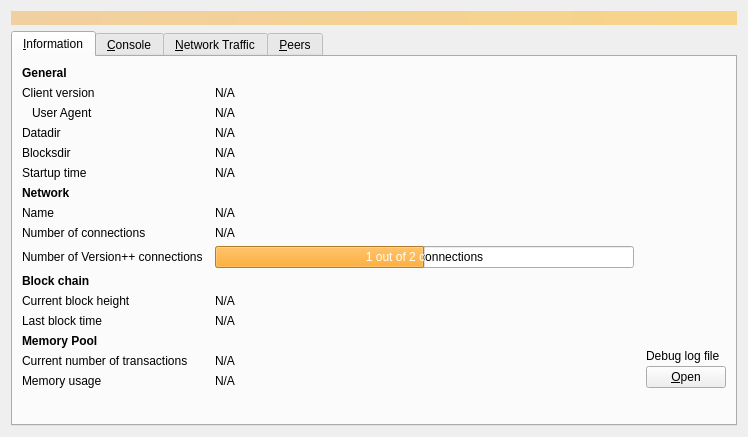
bitcoin-version-plus-plus/bitcoin-version-plus-plus, file src/qt/forms/debugwindow.ui: the form before one commit.
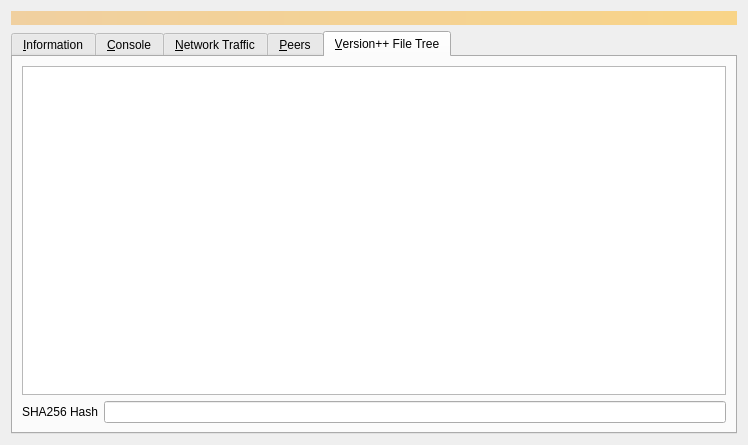
The form after the commit. Icons and pictures are not drawn. Custom widgets are drawn as their Qt base class.

Commit message: Polishing UI, functioning file tab

```diff
--- a/src/qt/forms/debugwindow.ui
+++ b/src/qt/forms/debugwindow.ui
@@ -7,7 +7,7 @@
     <x>0</x>
     <y>0</y>
     <width>744</width>
-    <height>437</height>
+    <height>445</height>
    </rect>
   </property>
   <property name="windowTitle">
@@ -36,7 +36,7 @@
    <item>
     <widget class="QTabWidget" name="tabWidget">
      <property name="currentIndex">
-      <number>0</number>
+      <number>4</number>
      </property>
      <widget class="QWidget" name="tab_info">
       <attribute name="title">
@@ -1772,6 +1772,163 @@
        </item>
       </layout>
      </widget>
+     <widget class="QWidget" name="tab_tree">
+      <attribute name="title">
+       <string>&amp;Version++ File Tree</string>
+      </attribute>
+      <layout class="QVBoxLayout" name="verticalLayout_9">
+       <item>
+        <widget class="QTreeView" name="merkleTreeView">
+         <property name="palette">
+          <palette>
+           <active>
+            <colorrole role="Highlight">
+             <brush brushstyle="SolidPattern">
+              <color alpha="255">
+               <red>252</red>
+               <green>175</green>
+               <blue>62</blue>
+              </color>
+             </brush>
+            </colorrole>
+           </active>
+           <inactive>
+            <colorrole role="Highlight">
+             <brush brushstyle="SolidPattern">
+              <color alpha="255">
+               <red>252</red>
+               <green>175</green>
+               <blue>62</blue>
+              </color>
+             </brush>
+            </colorrole>
+           </inactive>
+           <disabled>
+            <colorrole role="Highlight">
+             <brush brushstyle="SolidPattern">
+              <color alpha="255">
+               <red>145</red>
+               <green>145</green>
+               <blue>145</blue>
+              </color>
+             </brush>
+            </colorrole>
+           </disabled>
+          </palette>
+         </property>
+         <property name="frameShape">
+          <enum>QFrame::StyledPanel</enum>
+         </property>
+         <property name="editTriggers">
+          <set>QAbstractItemView::AllEditTriggers</set>
+         </property>
+        </widget>
+       </item>
+       <item>
+        <layout class="QHBoxLayout" name="horizontalLayout_6">
+         <item>
+          <widget class="QLabel" name="label">
+           <property name="maximumSize">
+            <size>
+             <width>160</width>
+             <height>16777215</height>
+            </size>
+           </property>
+           <property name="text">
+            <string>SHA256 Hash</string>
+           </property>
+          </widget>
+         </item>
+         <item>
+          <widget class="QLineEdit" name="fileSha256HashLabel">
+           <property name="palette">
+            <palette>
+             <active>
+              <colorrole role="Text">
+               <brush brushstyle="SolidPattern">
+                <color alpha="255">
+                 <red>206</red>
+                 <green>92</green>
+                 <blue>0</blue>
+                </color>
+               </brush>
+              </colorrole>
+              <colorrole role="PlaceholderText">
+               <brush brushstyle="SolidPattern">
+                <color alpha="128">
+                 <red>206</red>
+                 <green>92</green>
+                 <blue>0</blue>
+                </color>
+               </brush>
+              </colorrole>
+             </active>
+             <inactive>
+              <colorrole role="Text">
+               <brush brushstyle="SolidPattern">
+                <color alpha="255">
+                 <red>206</red>
+                 <green>92</green>
+                 <blue>0</blue>
+                </color>
+               </brush>
+              </colorrole>
+              <colorrole role="PlaceholderText">
+               <brush brushstyle="SolidPattern">
+                <color alpha="128">
+                 <red>206</red>
+                 <green>92</green>
+                 <blue>0</blue>
+                </color>
+               </brush>
+              </colorrole>
+             </inactive>
+             <disabled>
+              <colorrole role="Text">
+               <brush brushstyle="SolidPattern">
+                <color alpha="255">
+                 <red>190</red>
+                 <green>190</green>
+                 <blue>190</blue>
+                </color>
+               </brush>
+              </colorrole>
+              <colorrole role="PlaceholderText">
+               <brush brushstyle="SolidPattern">
+                <color alpha="128">
+                 <red>0</red>
+                 <green>0</green>
+                 <blue>0</blue>
+                </color>
+               </brush>
+              </colorrole>
+             </disabled>
+            </palette>
+           </property>
+           <property name="font">
+            <font>
+             <weight>75</weight>
+             <bold>true</bold>
+            </font>
+           </property>
+           <property name="layoutDirection">
+            <enum>Qt::LeftToRight</enum>
+           </property>
+           <property name="text">
+            <string/>
+           </property>
+           <property name="alignment">
+            <set>Qt::AlignCenter</set>
+           </property>
+           <property name="readOnly">
+            <bool>true</bool>
+           </property>
+          </widget>
+         </item>
+        </layout>
+       </item>
+      </layout>
+     </widget>
     </widget>
    </item>
   </layout>
```
The commit also changes 3 other files.
